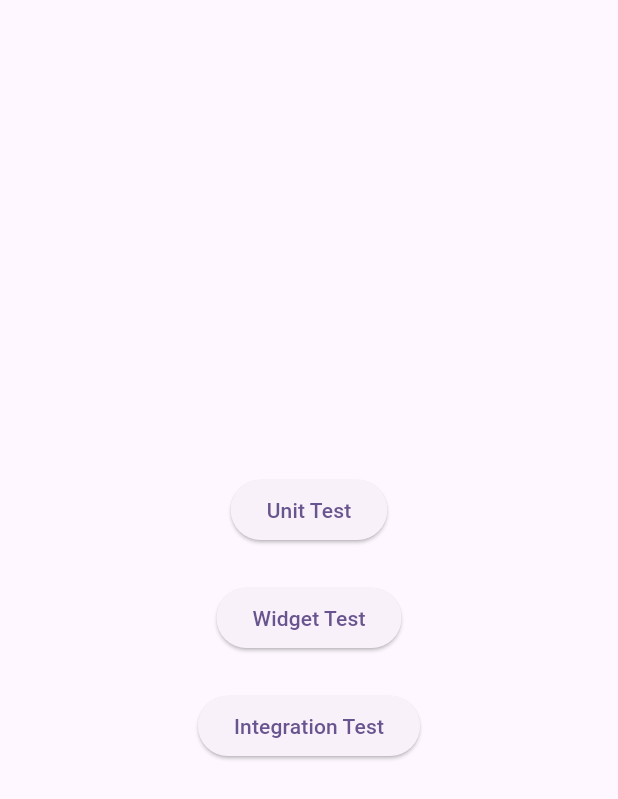
After one commit to kneelon/flutter_libraries, a Flutter app: the screen it shows after launch, after a tap on "UWI Test", on a phone screen of 412 x 824 dp. The commit adds this screen. Shown: the top 799 px of the screen. Run offline on Flutter 3.47's test engine with Material 3 defaults, Android fonts, the phone set to English and light mode, and no system bars; our stand-ins replace pull_to_refresh, speech_to_text, sqflite; missing offline and left inert: country_list_pick, voice_to_text; accounts and stored records are empty; generated files the repository leaves out were written again.

Commit message:
Unit test integration passed

```diff
--- a/lib/library/build_runner/build_runner_page.dart
+++ b/lib/library/build_runner/build_runner_page.dart
@@ -31,7 +31,7 @@ class _BuildRunnerPageState extends State<BuildRunnerPage> {
             ),
             Padding(
               padding: EdgeInsets.all(8.0),
-              child: Text("Below imports add part 'user_model.g.dart'"),
+              child: Text("Below imports add part 'user_model.dart.g.dart'"),
             ),
             Text(r"factory UserModel.fromJson(Map<String, dynamic> json) => _$UserModelFromJson(json);"),
             Text(r"Map<String, dynamic> toJson() => _$UserModelToJson(this);"),
--- a/lib/library/build_runner/model/user_model.dart
+++ b/lib/library/build_runner/model/user_model.dart
@@ -19,7 +19,7 @@ class UserModel {
 
 ///Instruction below
 // Create code below and run the command flutter pub run build_runner build --delete-conflicting-outputs
-// part 'user_model.g.dart';
+// part 'user_model.dart.g.dart';
 // @JsonSerializable()
 // factory UserModel.fromJson(Map<String, dynamic> json) => _$UserFromJson(json);
 // Map<String, dynamic> toJson() => _$UserToJson(this);
--- /dev/null
+++ b/lib/library/uwi_test/ui/test_home_page.dart
@@ -0,0 +1,54 @@
+
+import 'package:flutter/material.dart';
+import 'package:libraries/library/uwi_test/ui/unit.dart';
+import 'package:libraries/library/uwi_test/ui/widget.dart';
+
+class TestHomePage extends StatefulWidget {
+  final String pageTitle;
+  const TestHomePage({super.key, required this.pageTitle});
+
+  @override
+  State<TestHomePage> createState() => _TestHomePageState();
+}
+
+class _TestHomePageState extends State<TestHomePage> {
+  @override
+  Widget build(BuildContext context) {
+    return PopScope(
+      canPop: false,
+      child: SafeArea(
+        child: Scaffold(
+          body: Center(
+            child: Column(
+              mainAxisAlignment: MainAxisAlignment.center,
+              children: <Widget>[
+                _buildElevatedButton(context, 'Unit Test'),
+                _buildElevatedButton(context, 'Widget Test'),
+                _buildElevatedButton(context, 'Integration Test'),
+              ],
+            ),
+          ),
+
+        ),
+      ),
+    );
+  }
+
+  Widget _buildElevatedButton(context, String text) =>
+      Padding(
+        padding: const EdgeInsets.symmetric(vertical: 12),
+        child: ElevatedButton(onPressed: () {
+          switch (text) {
+            case 'Unit Test':
+              Navigator.push(context, MaterialPageRoute(builder: (context) => const TestUnit(pageTitle: 'Unit Test')));
+              break;
+            case 'Widget Test':
+              Navigator.push(context, MaterialPageRoute(builder: (context) => const TestWidget(pageTitle: 'Widget Test')));
+              break;
+            case 'Integration Test':
+              Navigator.push(context, MaterialPageRoute(builder: (context) => const TestWidget(pageTitle: 'Integration Test')));
+              break;
+          }
+        }, child: Text(text)),
+      );
+}
--- a/lib/main.dart
+++ b/lib/main.dart
@@ -4,6 +4,7 @@ import 'package:libraries/library/country_picker/country_picker.dart';
 import 'package:libraries/library/localization/localization_page.dart';
 import 'package:libraries/library/pull_to_refresh/pull_to_refresh.dart';
 import 'package:libraries/library/sqflite/sqf_lite_page.dart';
+import 'package:libraries/library/uwi_test/ui/test_home_page.dart';
 import 'package:libraries/library/voice_to_text/voice_to_text_page.dart';
 import 'package:flutter_gen/gen_l10n/app_localizations.dart';
 
@@ -55,6 +56,7 @@ class Homepage extends StatelessWidget {
             _buildLayers(context, 'Build Runner'),
             _buildLayers(context, 'Localization'),
             _buildLayers(context, 'SQF Lite'),
+            _buildLayers(context, 'UWI Test'),
           ],
         ),
       ),
@@ -109,6 +111,9 @@ class Homepage extends StatelessWidget {
       case 'SQF Lite':
         Navigator.push(context, MaterialPageRoute(builder: (context) => SqfLitePage(pageTitle: title)));
         break;
+      case 'UWI Test':
+        Navigator.push(context, MaterialPageRoute(builder: (context) => TestHomePage(pageTitle: title)));
+        break;
 
     }
   }
--- a/pubspec.yaml
+++ b/pubspec.yaml
@@ -42,6 +42,9 @@ dependencies:
   json_annotation: ^4.9.0
   get: ^4.6.6
   sqflite: ^2.3.3+1
+  dio: ^5.5.0+1
+  mockito: ^5.4.4
+  http: ^1.2.1
 
   #intl_utils: ^2.8.7
 
@@ -51,7 +54,9 @@ dependencies:
 dev_dependencies:
   flutter_test:
     sdk: flutter
+  test: ^1.25.2
   json_serializable: ^6.8.0
+  mocktail: ^1.0.4
 
   # The "flutter_lints" package below contains a set of recommended lints to
   # encourage good coding practices. The lint set provided by the package is
```
Also changed, not shown: lib/library/uwi_test/model/user_model.dart (added, +49 -0 lines), lib/library/uwi_test/ui/integration.dart (added, +24 -0 lines), lib/library/uwi_test/ui/unit.dart (added, +50 -0 lines), lib/library/uwi_test/ui/widget.dart (added, +24 -0 lines), pubspec.lock, 11 other files.
